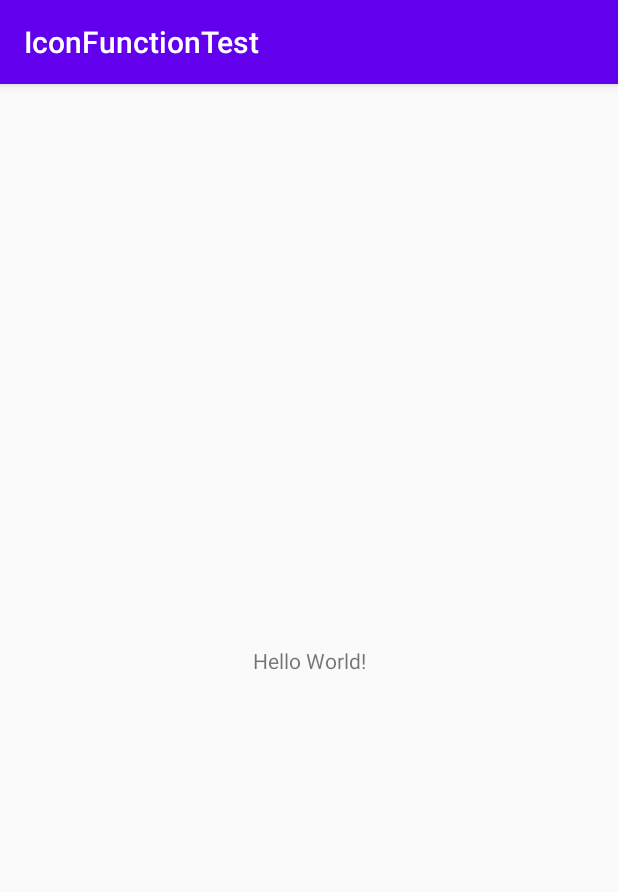
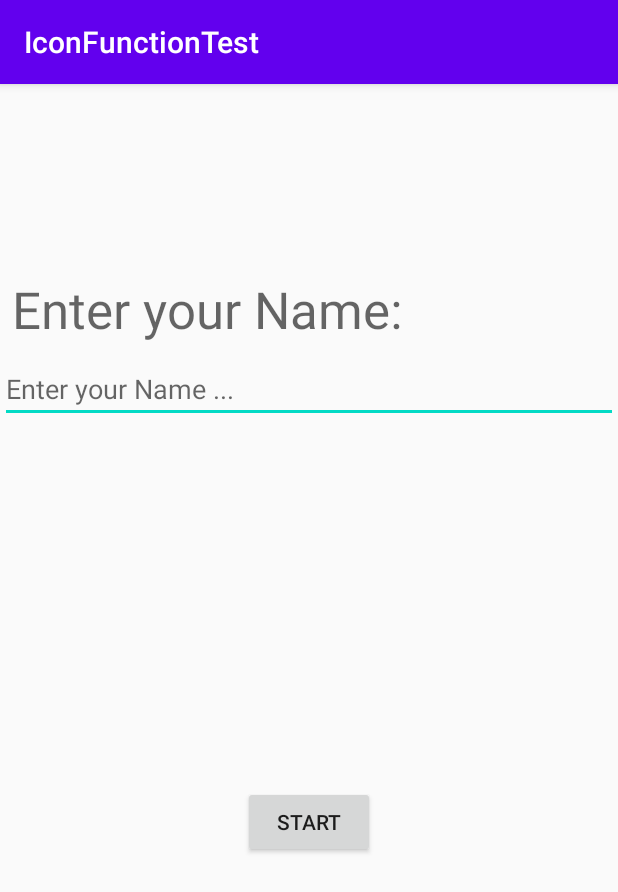
Before and after one commit to elsandner/IconFunctionTest, an Android app: the screen it shows after launch (MainActivity), on a phone screen of 412 x 824 dp. Shown: the top 892 px of the screen. Run offline under Robolectric (Android 15) with nearby library versions, the phone set to English and light mode, and no system bars.

Commit message:
created first view

```diff
--- a/app/build.gradle
+++ b/app/build.gradle
@@ -26,6 +26,7 @@ dependencies {
     implementation fileTree(dir: "libs", include: ["*.jar"])
     implementation 'androidx.appcompat:appcompat:1.1.0'
     implementation 'androidx.constraintlayout:constraintlayout:1.1.3'
+    implementation 'com.google.android.material:material:1.1.0'
     testImplementation 'junit:junit:4.12'
     androidTestImplementation 'androidx.test.ext:junit:1.1.1'
     androidTestImplementation 'androidx.test.espresso:espresso-core:3.2.0'
--- a/app/src/main/AndroidManifest.xml
+++ b/app/src/main/AndroidManifest.xml
@@ -9,7 +9,7 @@
         android:roundIcon="@mipmap/ic_launcher_round"
         android:supportsRtl="true"
         android:theme="@style/AppTheme">
-        <activity android:name=".MainActivity">
+        <activity android:name=".Presentation.MainActivity">
             <intent-filter>
                 <action android:name="android.intent.action.MAIN" />
 
--- a/app/src/main/java/com/example/iconfunctiontest/MainActivity.java
+++ /dev/null
@@ -1,14 +0,0 @@
-package com.example.iconfunctiontest;
-
-import androidx.appcompat.app.AppCompatActivity;
-
-import android.os.Bundle;
-
-public class MainActivity extends AppCompatActivity {
-
-    @Override
-    protected void onCreate(Bundle savedInstanceState) {
-        super.onCreate(savedInstanceState);
-        setContentView(R.layout.activity_main);
-    }
-}
--- /dev/null
+++ b/app/src/main/java/com/example/iconfunctiontest/Presentation/MainActivity.java
@@ -0,0 +1,30 @@
+package com.example.iconfunctiontest.Presentation;
+
+import androidx.appcompat.app.AppCompatActivity;
+
+import android.os.Bundle;
+import android.view.View;
+import android.widget.Button;
+
+import com.example.iconfunctiontest.R;
+
+public class MainActivity extends AppCompatActivity {
+
+    private Button bt_Start;
+
+    @Override
+    protected void onCreate(Bundle savedInstanceState) {
+        super.onCreate(savedInstanceState);
+        setContentView(R.layout.activity_main);
+
+        bt_Start = (Button) findViewById(R.id.bt_Start);
+
+    }
+
+    public void onClickBt_Start(View view){
+        System.out.println("Test");
+    }
+
+
+
+}
--- a/app/src/main/res/layout/activity_main.xml
+++ b/app/src/main/res/layout/activity_main.xml
@@ -4,15 +4,40 @@
     xmlns:tools="http://schemas.android.com/tools"
     android:layout_width="match_parent"
     android:layout_height="match_parent"
-    tools:context=".MainActivity">
+    tools:context=".Presentation.MainActivity">
+
+    <com.google.android.material.textfield.TextInputEditText
+        android:id="@+id/input_Name"
+        android:layout_width="match_parent"
+        android:layout_height="wrap_content"
+        android:hint="Enter your Name ... "
+        app:layout_constraintBottom_toBottomOf="parent"
+        app:layout_constraintTop_toTopOf="parent"
+        app:layout_constraintVertical_bias="0.25"
+        tools:layout_editor_absoluteX="16dp" />
 
     <TextView
+        android:id="@+id/tV_Name"
         android:layout_width="wrap_content"
         android:layout_height="wrap_content"
-        android:text="Hello World!"
+        android:layout_marginStart="8dp"
+        android:layout_marginLeft="8dp"
+        android:layout_marginBottom="8dp"
+        android:text="Enter your Name: "
+        android:textAppearance="@style/TextAppearance.AppCompat.Display1"
+        app:layout_constraintBottom_toTopOf="@+id/input_Name"
+        app:layout_constraintStart_toStartOf="parent" />
+
+    <Button
+        android:id="@+id/bt_Start"
+        android:layout_width="wrap_content"
+        android:layout_height="wrap_content"
+        android:onClick="onClickBt_Start"
+        android:text="Start"
         app:layout_constraintBottom_toBottomOf="parent"
-        app:layout_constraintLeft_toLeftOf="parent"
-        app:layout_constraintRight_toRightOf="parent"
-        app:layout_constraintTop_toTopOf="parent" />
+        app:layout_constraintEnd_toEndOf="parent"
+        app:layout_constraintStart_toStartOf="parent"
+        app:layout_constraintTop_toBottomOf="@+id/input_Name"
+        app:layout_constraintVertical_bias="0.49" />
 
 </androidx.constraintlayout.widget.ConstraintLayout>
```
